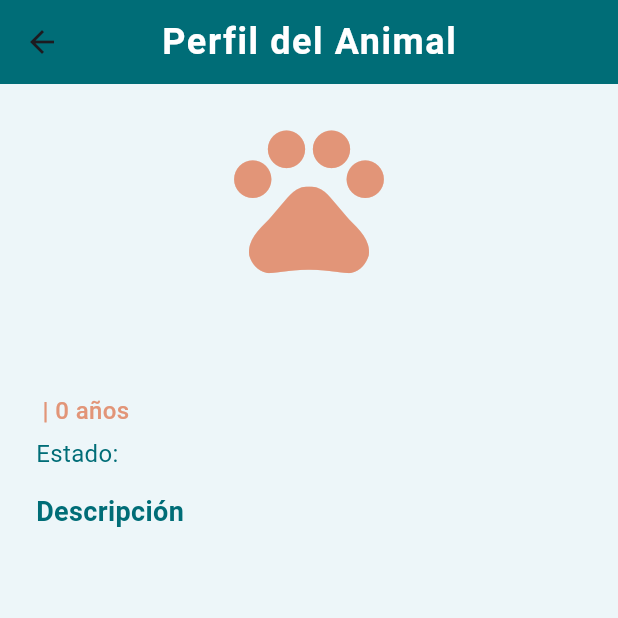
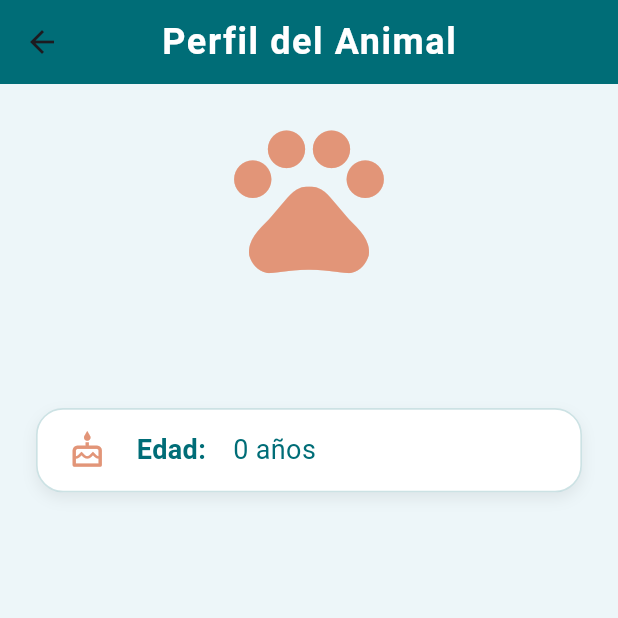
Before and after one commit to ShadeCoder7/pet_app, a Flutter app: the AnimalProfileScreen screen opened directly with empty values, on a phone screen of 412 x 824 dp, the top half of it. Run offline on Flutter 3.47's test engine with Material 3 defaults, Android fonts, the phone set to English and light mode, and no system bars; our stand-ins replace firebase_auth, firebase_core; accounts and stored records are empty.

Commit message:
feat(screen): add reusable info box and value translation helpers to animal_profile_screen.dart

```diff
--- a/frontend/lib/screens/animal/animal_profile_screen.dart
+++ b/frontend/lib/screens/animal/animal_profile_screen.dart
@@ -8,15 +8,80 @@ class AnimalProfileScreen extends StatelessWidget {
 
   const AnimalProfileScreen({Key? key, required this.animal}) : super(key: key);
 
+  String _translateValue(String key, Map<String, String> translations) {
+    return translations[key.toLowerCase()] ?? key;
+  }
+
+  Widget _buildInfoBox(IconData icon, String label, String? value) {
+    if (value == null || value.isEmpty) return const SizedBox.shrink();
+
+    return Container(
+      margin: const EdgeInsets.symmetric(vertical: 8),
+      padding: const EdgeInsets.symmetric(vertical: 14, horizontal: 20),
+      decoration: BoxDecoration(
+        color: Colors.white,
+        borderRadius: BorderRadius.circular(18),
+        boxShadow: [
+          BoxShadow(
+            color: Colors.black.withOpacity(0.07),
+            blurRadius: 8,
+            offset: const Offset(0, 4),
+          ),
+        ],
+        border: Border.all(
+          color: AppColors.deepGreen.withOpacity(0.2),
+          width: 1.1,
+        ),
+      ),
+      child: Row(
+        children: [
+          Icon(icon, color: AppColors.terracotta, size: 26),
+          const SizedBox(width: 20),
+          Text(
+            '$label:',
+            style: TextStyle(
+              color: AppColors.deepGreen,
+              fontWeight: FontWeight.w600,
+              fontSize: 18,
+            ),
+          ),
+          const SizedBox(width: 18),
+          Expanded(
+            child: Text(
+              value,
+              style: TextStyle(color: AppColors.deepGreen, fontSize: 18),
+            ),
+          ),
+        ],
+      ),
+    );
+  }
+
   @override
   Widget build(BuildContext context) {
-    // Find main image or first one
     AnimalImage? mainImage = animal.images.isNotEmpty
-        ? (animal.images.firstWhere(
+        ? animal.images.firstWhere(
             (img) => img.isMainImage,
             orElse: () => animal.images[0],
-          ))
+          )
         : null;
+
+    final statusTranslations = {
+      'available': 'Disponible',
+      'adopted': 'Adoptado',
+      'pending': 'Pendiente',
+      'not_available': 'No disponible',
+      'fostered': 'En acogida',
+      'in_shelter': 'En refugio',
+    };
+
+    final typeTranslations = {'dog': 'Perro', 'cat': 'Gato', 'other': 'Otro'};
+
+    final sizeTranslations = {
+      'small': 'Pequeño',
+      'medium': 'Mediano',
+      'large': 'Grande',
+    };
 
     return Scaffold(
       backgroundColor: AppColors.lightBlueWhite,
@@ -35,13 +100,11 @@ class AnimalProfileScreen extends StatelessWidget {
         ),
       ),
       body: SafeArea(
-        child: Padding(
+        child: SingleChildScrollView(
           padding: const EdgeInsets.symmetric(horizontal: 24, vertical: 16),
-          child: SingleChildScrollView(
           child: Column(
-              crossAxisAlignment: CrossAxisAlignment.start,
+            crossAxisAlignment: CrossAxisAlignment.center,
             children: [
-                // Animal Image
               Center(
                 child: mainImage != null
                     ? ClipRRect(
@@ -53,15 +116,9 @@ class AnimalProfileScreen extends StatelessWidget {
                           fit: BoxFit.cover,
                         ),
                       )
-                      : Icon(
-                          Icons.pets,
-                          color: AppColors.terracotta,
-                          size: 120,
+                    : Icon(Icons.pets, color: AppColors.terracotta, size: 120),
               ),
-                ),
-                const SizedBox(height: 22),
-
-                // Animal Name
+              const SizedBox(height: 20),
               Text(
                 animal.animalName,
                 style: TextStyle(
@@ -69,44 +126,50 @@ class AnimalProfileScreen extends StatelessWidget {
                   fontSize: 28,
                   fontWeight: FontWeight.bold,
                 ),
+                textAlign: TextAlign.center,
               ),
-                const SizedBox(height: 8),
-
-                // Breed, age, and status
-                Text(
-                  '${animal.animalBreed} | ${animal.animalAge ?? "-"} años',
-                  style: TextStyle(
-                    color: AppColors.terracotta,
-                    fontSize: 16,
-                    fontWeight: FontWeight.w500,
+              const SizedBox(height: 12),
+              _buildInfoBox(Icons.pets, 'Raza', animal.animalBreed),
+              _buildInfoBox(
+                Icons.cake_outlined,
+                'Edad',
+                animal.animalAge != null ? '${animal.animalAge} años' : null,
+              ),
+              _buildInfoBox(
+                Icons.pets_outlined,
+                'Tipo',
+                _translateValue(
+                  animal.animalTypeKey.toLowerCase(),
+                  typeTranslations,
                 ),
               ),
-                const SizedBox(height: 6),
-
-                Text(
-                  'Estado: ${animal.animalStatus}',
-                  style: TextStyle(color: AppColors.deepGreen, fontSize: 16),
-                ),
-                const SizedBox(height: 14),
-
-                // Description
-                Text(
-                  'Descripción',
-                  style: TextStyle(
-                    color: AppColors.deepGreen,
-                    fontSize: 18,
-                    fontWeight: FontWeight.w600,
+              _buildInfoBox(
+                Icons.straighten,
+                'Tamaño',
+                _translateValue(
+                  animal.animalSizeKey.toLowerCase(),
+                  sizeTranslations,
                 ),
               ),
-                const SizedBox(height: 6),
-                Text(
+              _buildInfoBox(
+                Icons.location_on_outlined,
+                'Ubicación',
+                animal.animalLocation,
+              ),
+              _buildInfoBox(
+                Icons.description_outlined,
+                'Descripción',
                 animal.animalDescription,
-                  style: TextStyle(color: AppColors.deepGreen, fontSize: 16),
               ),
-                const SizedBox(height: 20),
-                // Aquí puedes añadir más campos (ubicación, tipo, etc.)
+              _buildInfoBox(
+                Icons.info_outline,
+                'Estado',
+                _translateValue(
+                  animal.animalStatus.toLowerCase(),
+                  statusTranslations,
+                ),
+              ),
             ],
-            ),
           ),
         ),
       ),
```
Lines whose indentation alone changed are shown as unchanged.
